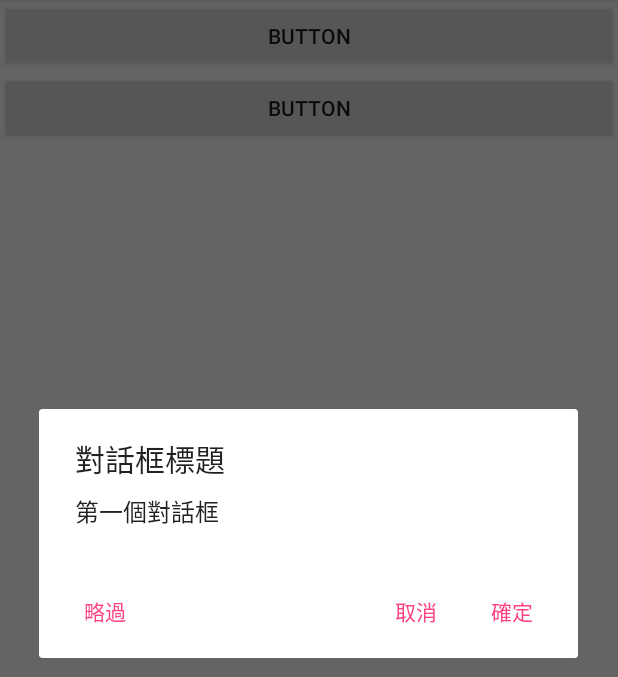
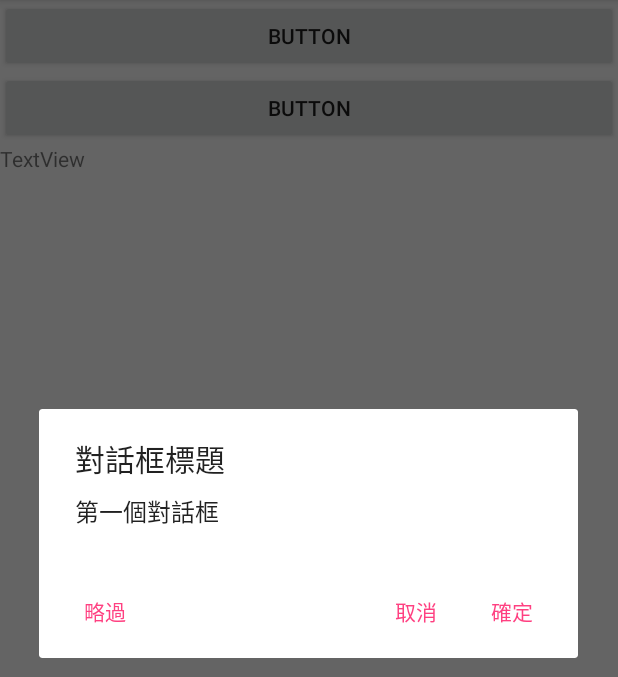
Before and after one commit to Shaojung/YVTC070506, an Android app: the screen it shows after launch (MainActivity), after a tap on "BUTTON", on a phone screen of 412 x 824 dp, the part 84-761 px from its top. Run offline under Robolectric (Android 15) with nearby library versions, the phone set to English and light mode, and no system bars.

Commit message:
AlertDialog use EditText

```diff
--- a/app/src/main/res/layout/activity_main.xml
+++ b/app/src/main/res/layout/activity_main.xml
@@ -18,5 +18,12 @@
         android:id="@+id/button4"
         android:layout_width="match_parent"
         android:layout_height="wrap_content"
+        android:onClick="click2"
         android:text="Button" />
+
+    <TextView
+        android:id="@+id/textView"
+        android:layout_width="match_parent"
+        android:layout_height="wrap_content"
+        android:text="TextView" />
 </LinearLayout>
```
Also changed, not shown: app/src/main/java/com/example/yvtc/yvtc070506/MainActivity.java (+23 -0 lines).
